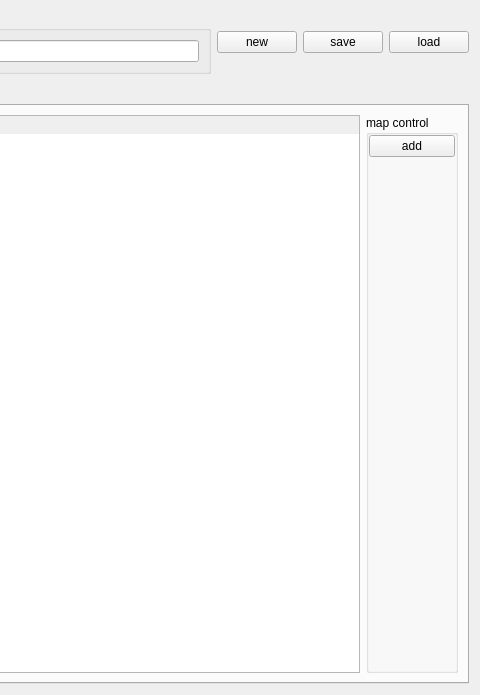
Before: the Qt Designer form qt/edit_campaign.ui in akirahinoshiro/dnd_master, drawn with Qt 5; both pictures show x 304 to 784 and y 0 to 695 of the 784 by 695 pixel window.
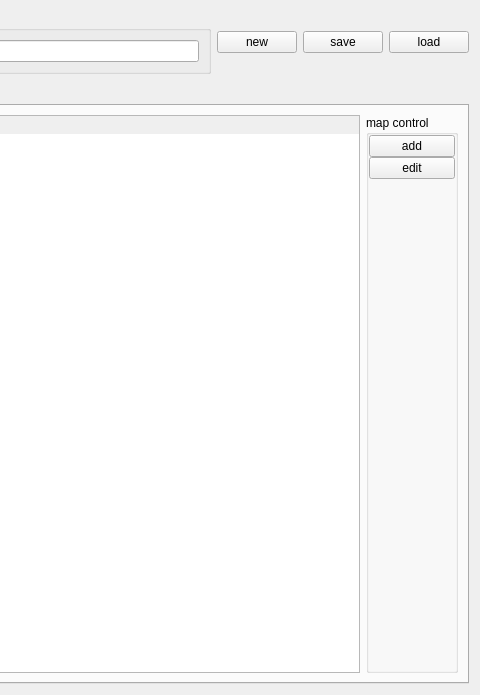
After: the same form once the commit is applied.

Commit message: copying file to campaign workings, adding maps working, changing title missing map (gui, cli) features: dm map pc map grid fow pcs enemies aoe preview

Patch:
```diff
--- a/qt/edit_campaign.ui
+++ b/qt/edit_campaign.ui
@@ -89,7 +89,7 @@
               <property name="spacing">
                <number>0</number>
               </property>
-              <item row="1" column="1">
+              <item row="2" column="1">
                <spacer name="verticalSpacer">
                 <property name="orientation">
                  <enum>Qt::Vertical</enum>
@@ -109,6 +109,13 @@
                 </property>
                </widget>
               </item>
+              <item row="1" column="1">
+               <widget class="QPushButton" name="editMapBtn">
+                <property name="text">
+                 <string>edit</string>
+                </property>
+               </widget>
+              </item>
              </layout>
             </item>
            </layout>
```
The commit also changes 4 other files.
